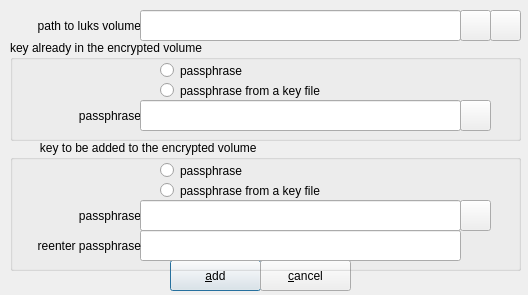
First picture: the form in zuluCrypt-gui/luksaddkey.ui, repository mhogomchungu/zuluCrypt, before the edit.
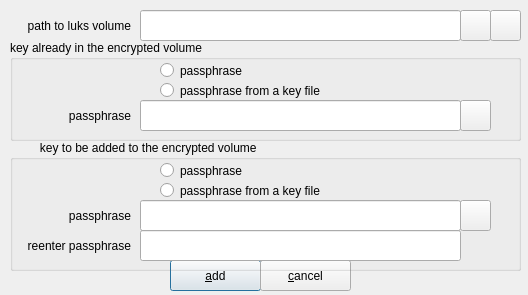
Second picture: the form after the edit.

```diff
--- a/zuluCrypt-gui/luksaddkey.ui
+++ b/zuluCrypt-gui/luksaddkey.ui
@@ -22,7 +22,7 @@
   <widget class="QLabel" name="labelLuksVolume">
    <property name="geometry">
     <rect>
-     <x>20</x>
+     <x>10</x>
      <y>10</y>
      <width>121</width>
      <height>31</height>
@@ -108,7 +108,7 @@
    <widget class="QLabel" name="labelExistingPassphrase">
     <property name="geometry">
      <rect>
-      <x>10</x>
+      <x>0</x>
       <y>60</y>
       <width>121</width>
       <height>31</height>
@@ -259,7 +259,7 @@
    <widget class="QLabel" name="labelNewPassphrase">
     <property name="geometry">
      <rect>
-      <x>10</x>
+      <x>0</x>
       <y>60</y>
       <width>121</width>
       <height>31</height>
@@ -295,7 +295,7 @@
    <widget class="QLabel" name="labelReEnterPassphrase">
     <property name="geometry">
      <rect>
-      <x>10</x>
+      <x>0</x>
       <y>90</y>
       <width>121</width>
       <height>31</height>
```
